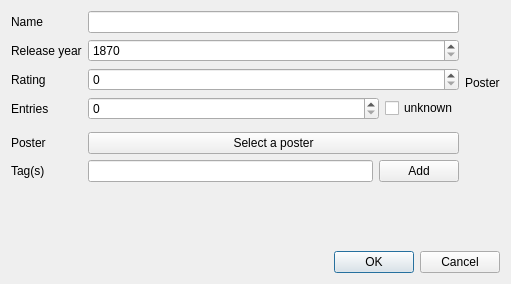
Before: the Qt Designer form Dialogs/EditMovieDialog.ui in AmbreM71/MovieManager, drawn with Qt 5.
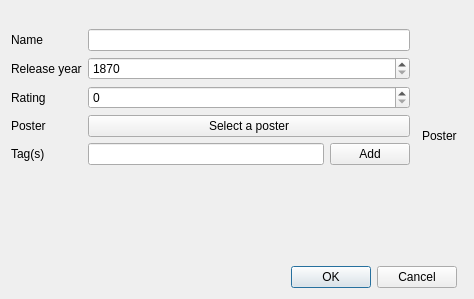
After: the same form once the commit is applied.

Commit message: [Custom columns] Remove entries column from code

Patch:
```diff
--- a/Dialogs/EditMovieDialog.ui
+++ b/Dialogs/EditMovieDialog.ui
@@ -6,15 +6,52 @@
    <rect>
     <x>0</x>
     <y>0</y>
-    <width>511</width>
-    <height>284</height>
+    <width>474</width>
+    <height>299</height>
    </rect>
   </property>
   <property name="windowTitle">
    <string/>
   </property>
   <layout class="QGridLayout" name="gridLayout">
-   <item row="11" column="0" colspan="2">
+   <item row="13" column="0" colspan="4">
+    <widget class="QDialogButtonBox" name="ButtonBox">
+     <property name="orientation">
+      <enum>Qt::Horizontal</enum>
+     </property>
+     <property name="standardButtons">
+      <set>QDialogButtonBox::Cancel|QDialogButtonBox::Ok</set>
+     </property>
+    </widget>
+   </item>
+   <item row="7" column="0">
+    <widget class="QLabel" name="TagsLabel">
+     <property name="text">
+      <string>Tag(s)</string>
+     </property>
+    </widget>
+   </item>
+   <item row="6" column="0">
+    <widget class="QLabel" name="PosterTextLabel">
+     <property name="text">
+      <string>Poster</string>
+     </property>
+    </widget>
+   </item>
+   <item row="8" column="0" colspan="5">
+    <spacer name="verticalSpacer">
+     <property name="orientation">
+      <enum>Qt::Vertical</enum>
+     </property>
+     <property name="sizeHint" stdset="0">
+      <size>
+       <width>20</width>
+       <height>40</height>
+      </size>
+     </property>
+    </spacer>
+   </item>
+   <item row="6" column="0" colspan="3">
     <layout class="QHBoxLayout" name="TagsLayout">
      <item>
       <spacer name="horizontalSpacer">
@@ -31,43 +68,9 @@
      </item>
     </layout>
    </item>
-   <item row="1" column="1">
-    <widget class="QSpinBox" name="ReleaseYearInput">
-     <property name="minimum">
-      <number>1870</number>
-     </property>
-     <property name="maximum">
-      <number>2000</number>
-     </property>
-    </widget>
-   </item>
-   <item row="0" column="1">
-    <widget class="QLineEdit" name="NameInput"/>
-   </item>
-   <item row="2" column="1">
-    <widget class="QSpinBox" name="RatingInput">
-     <property name="maximum">
-      <number>10</number>
-     </property>
-    </widget>
-   </item>
-   <item row="3" column="0">
-    <widget class="QLabel" name="EntriesLabel">
-     <property name="text">
-      <string>Entries</string>
-     </property>
-    </widget>
-   </item>
-   <item row="7" column="0">
-    <widget class="QLabel" name="TagsLabel">
-     <property name="text">
-      <string>Tag(s)</string>
-     </property>
-    </widget>
-   </item>
    <item row="7" column="1">
     <widget class="QWidget" name="widget" native="true">
-     <layout class="QGridLayout" name="gridLayout_2">
+     <layout class="QHBoxLayout" name="horizontalLayout">
       <property name="leftMargin">
        <number>0</number>
       </property>
@@ -80,13 +83,10 @@
       <property name="bottomMargin">
        <number>0</number>
       </property>
-      <property name="horizontalSpacing">
-       <number>6</number>
-      </property>
-      <item row="0" column="0">
+      <item>
        <widget class="QLineEdit" name="TagsInput"/>
       </item>
-      <item row="0" column="1">
+      <item>
        <widget class="QPushButton" name="TagsAddButton">
         <property name="text">
          <string>Add</string>
@@ -96,109 +96,61 @@
      </layout>
     </widget>
    </item>
-   <item row="2" column="0">
-    <widget class="QLabel" name="RatingLabel">
-     <property name="text">
-      <string>Rating</string>
+   <item row="4" column="1">
+    <widget class="QSpinBox" name="ReleaseYearInput">
+     <property name="minimum">
+      <number>1870</number>
      </property>
-    </widget>
-   </item>
-   <item row="0" column="2" rowspan="6" colspan="2">
-    <widget class="QLabel" name="PosterLabel">
-     <property name="text">
-      <string>Poster</string>
+     <property name="maximum">
+      <number>2000</number>
      </property>
     </widget>
    </item>
-   <item row="13" column="0" colspan="4">
-    <widget class="QDialogButtonBox" name="ButtonBox">
-     <property name="orientation">
-      <enum>Qt::Horizontal</enum>
-     </property>
-     <property name="standardButtons">
-      <set>QDialogButtonBox::Cancel|QDialogButtonBox::Ok</set>
-     </property>
-    </widget>
-   </item>
-   <item row="5" column="1">
-    <widget class="QPushButton" name="PosterButton">
-     <property name="text">
-      <string>Select a poster</string>
-     </property>
-    </widget>
-   </item>
-   <item row="12" column="0" colspan="4">
-    <spacer name="verticalSpacer">
-     <property name="orientation">
-      <enum>Qt::Vertical</enum>
-     </property>
-     <property name="sizeHint" stdset="0">
-      <size>
-       <width>20</width>
-       <height>40</height>
-      </size>
-     </property>
-    </spacer>
-   </item>
-   <item row="1" column="0">
+   <item row="4" column="0">
     <widget class="QLabel" name="ReleaseYearLabel">
      <property name="text">
       <string>Release year</string>
      </property>
     </widget>
    </item>
-   <item row="0" column="0">
+   <item row="6" column="1">
+    <widget class="QPushButton" name="PosterButton">
+     <property name="text">
+      <string>Select a poster</string>
+     </property>
+    </widget>
+   </item>
+   <item row="0" column="3" rowspan="12">
+    <widget class="QLabel" name="PosterLabel">
+     <property name="text">
+      <string>Poster</string>
+     </property>
+    </widget>
+   </item>
+   <item row="3" column="1">
+    <widget class="QLineEdit" name="NameInput"/>
+   </item>
+   <item row="5" column="0">
+    <widget class="QLabel" name="RatingLabel">
+     <property name="text">
+      <string>Rating</string>
+     </property>
+    </widget>
+   </item>
+   <item row="3" column="0">
     <widget class="QLabel" name="NameLabel">
      <property name="text">
       <string>Name</string>
      </property>
     </widget>
    </item>
-   <item row="5" column="0">
-    <widget class="QLabel" name="PosterTextLabel">
-     <property name="text">
-      <string>Poster</string>
+   <item row="5" column="1">
+    <widget class="QSpinBox" name="RatingInput">
+     <property name="maximum">
+      <number>10</number>
      </property>
     </widget>
    </item>
-   <item row="3" column="1">
-    <widget class="QWidget" name="EntriesWidget" native="true">
-     <layout class="QHBoxLayout" name="horizontalLayout">
-      <property name="leftMargin">
-       <number>0</number>
-      </property>
-      <property name="topMargin">
-       <number>0</number>
-      </property>
-      <property name="rightMargin">
-       <number>0</number>
-      </property>
-      <property name="bottomMargin">
-       <number>0</number>
-      </property>
-      <item>
-       <widget class="QSpinBox" name="EntriesInput">
-        <property name="sizePolicy">
-         <sizepolicy hsizetype="Expanding" vsizetype="Fixed">
-          <horstretch>0</horstretch>
-          <verstretch>0</verstretch>
-         </sizepolicy>
-        </property>
-        <property name="maximum">
-         <number>100000000</number>
-        </property>
-       </widget>
-      </item>
-      <item>
-       <widget class="QCheckBox" name="UnknownEntriesCheckbox">
-        <property name="text">
-         <string>unknown</string>
-        </property>
-       </widget>
-      </item>
-     </layout>
-    </widget>
-   </item>
   </layout>
  </widget>
  <tabstops>
```
Left out of the diff: 3 changed lines with no effect on the pictures. The commit also changes 13 other files.
